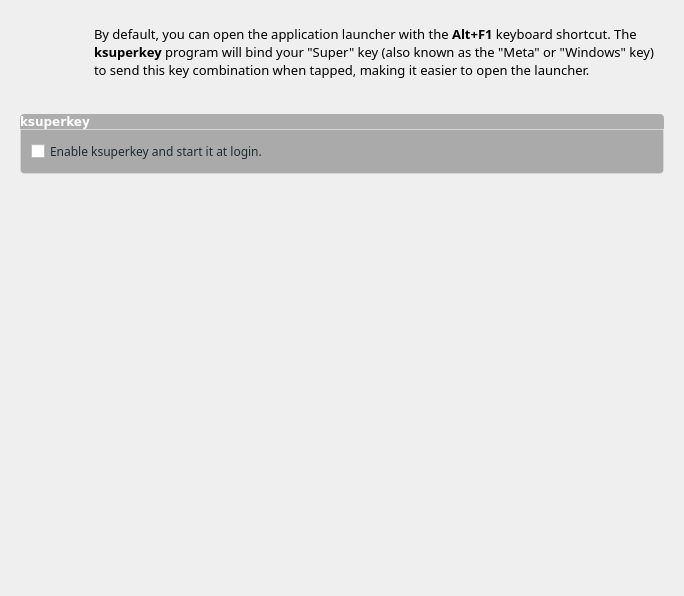
Above: ui/ui_scrKsuperkey.ui from rshipp/kapudan before the change. Below: the same form after it.
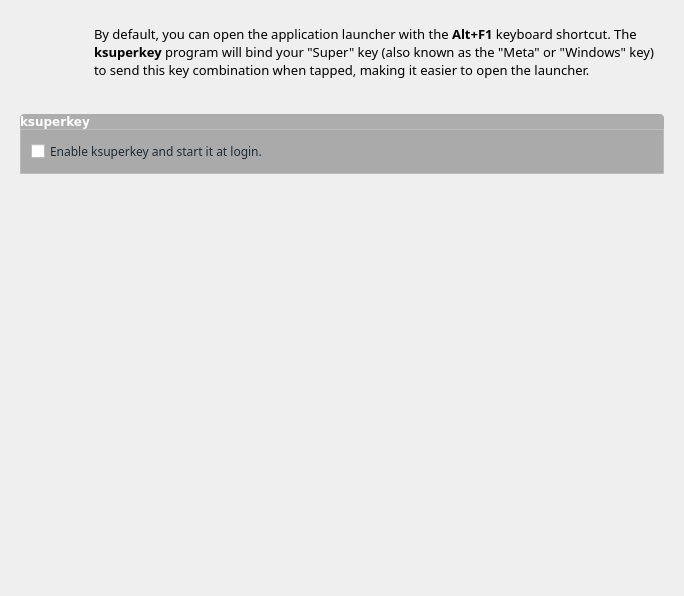
That is the form after the change. Icons and pictures are not drawn.

Commit message: Flat corners on bottom of groupboxes.

What changed in the file:
```diff
--- a/ui/ui_scrKsuperkey.ui
+++ b/ui/ui_scrKsuperkey.ui
@@ -16,9 +16,7 @@
   <property name="styleSheet">
    <string notr="true">QGroupBox {
 	background-color: rgb(170, 170, 170);
-	border: 1px solid rgba(255,255,255,50);
-	border-bottom-left-radius: 4px;
-	border-bottom-right-radius: 4px;
+	border: 1px solid rgba(255,255,255,50);;
 }
 
 
```
The commit also changes 9 other files.
